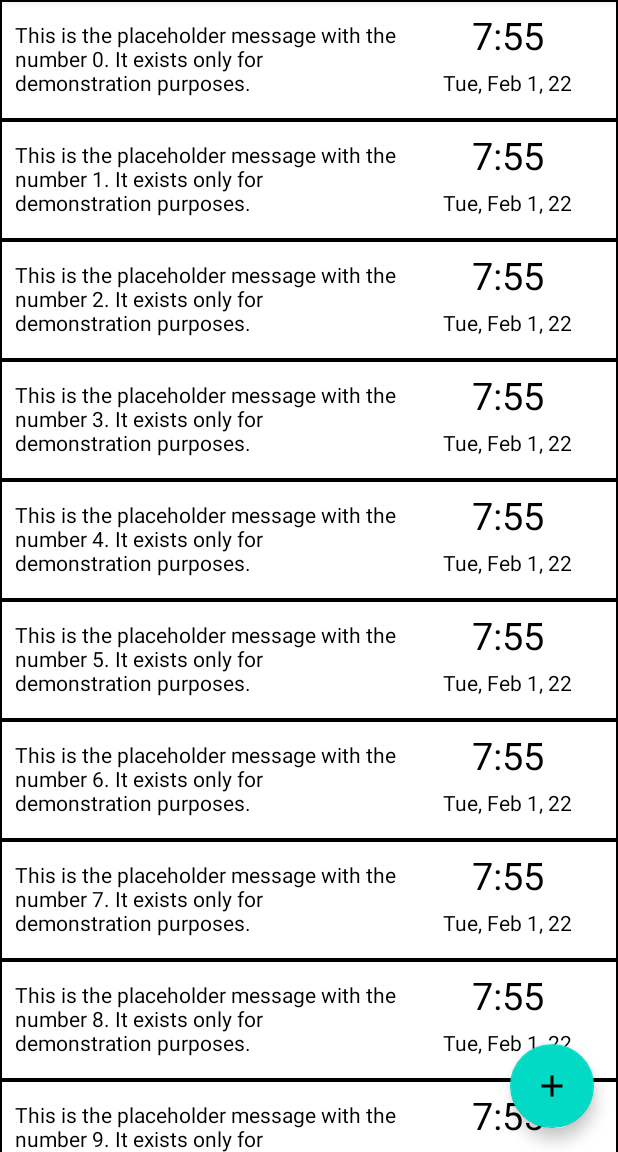
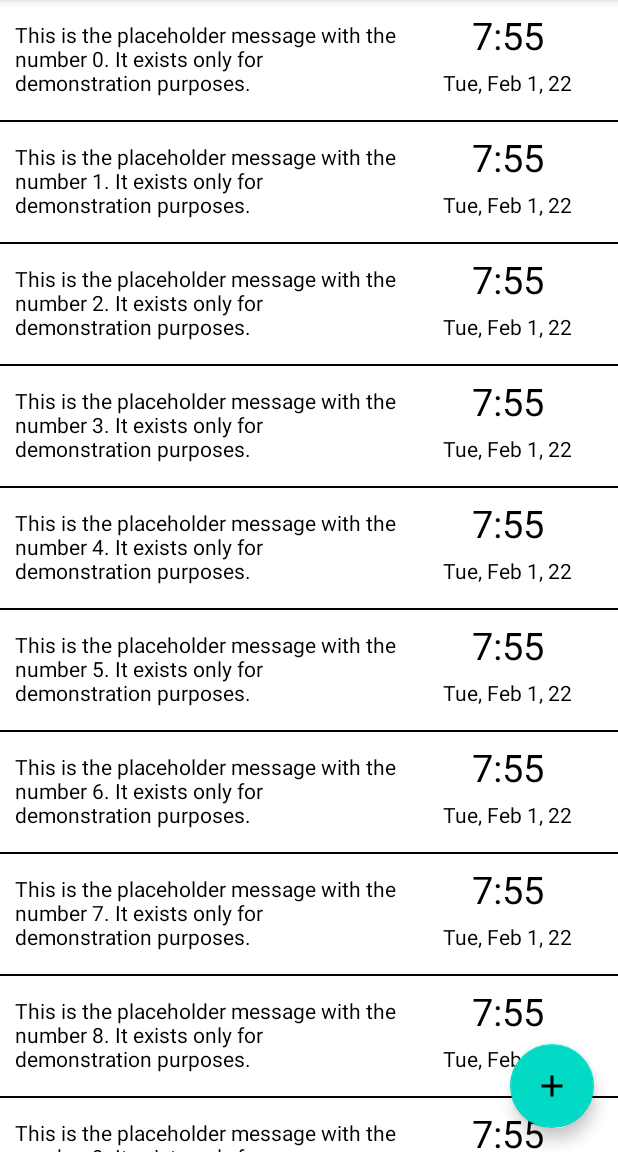
Before and after one commit to siedlejo/MobileComputingHomework, an Android app built with Jetpack Compose: the fragment HomeFragment shown on its own in the app's theme, on a phone screen of 412 x 824 dp, the part 84-1236 px from its top. Run offline under Robolectric (Android 15) with nearby library versions, the phone set to English and light mode, and no system bars.

Commit message:
replace the comun item border by a divider

```diff
--- a/app/src/main/java/com/siedler/jonah/mobilecomputinghomework/ui/home/HomeFragment.kt
+++ b/app/src/main/java/com/siedler/jonah/mobilecomputinghomework/ui/home/HomeFragment.kt
@@ -8,6 +8,7 @@ import android.view.ViewGroup
 import androidx.compose.foundation.border
 import androidx.compose.foundation.layout.*
 import androidx.compose.foundation.lazy.LazyColumn
+import androidx.compose.material.Divider
 import androidx.compose.material.Text
 import androidx.compose.runtime.Composable
 import androidx.compose.ui.Alignment
@@ -67,7 +68,6 @@ class HomeFragment : Fragment() {
             verticalAlignment = Alignment.CenterVertically,
             modifier = Modifier
                 .fillMaxWidth()
-                .border(1.dp, Color.Black)
                 .padding(10.dp),
             horizontalArrangement = Arrangement.spacedBy(10.dp)
         ) {
@@ -92,6 +92,7 @@ class HomeFragment : Fragment() {
                 )
             }
         }
+        Divider(color = Color.Black, thickness = 1.dp)
     }
 
     private fun getPlaceholderMessages(): List<Reminder> {
```
